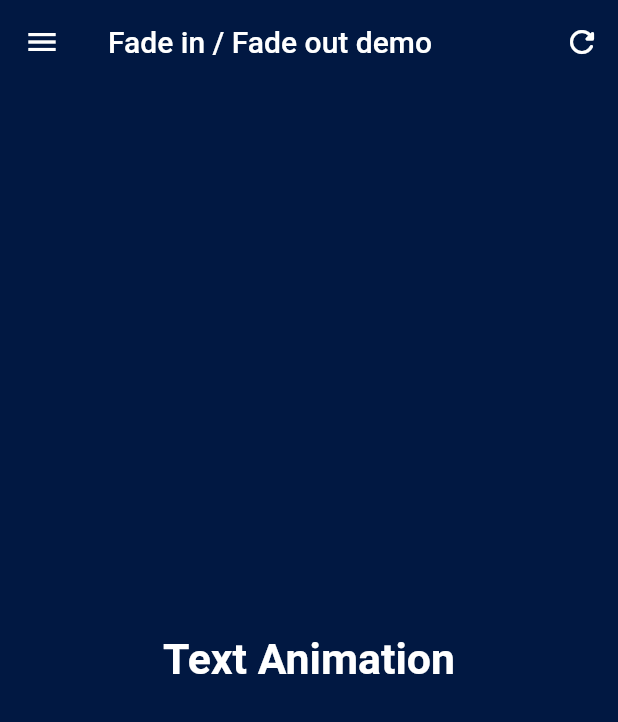
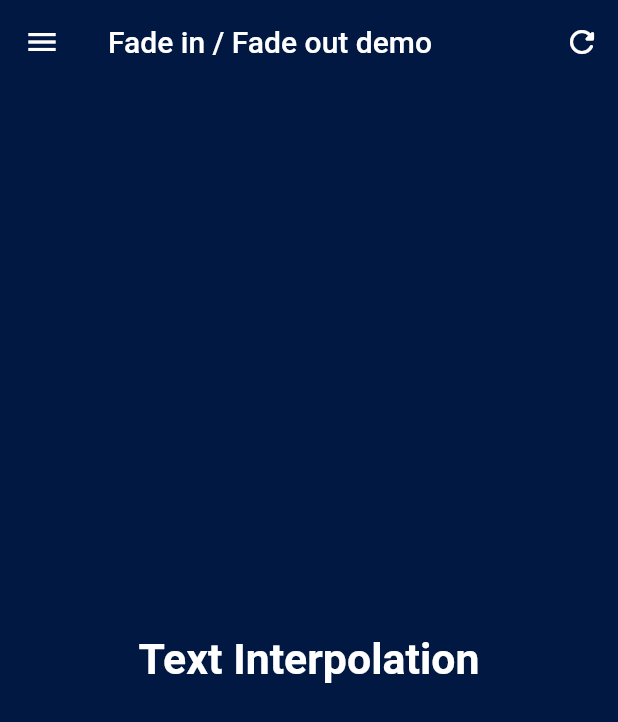
Before and after one commit to dev1abhi/Flutter-Animations, a Flutter app: the text_interpolation screen opened directly, on a phone screen of 412 x 824 dp. Shown: the top 722 px of the screen. Run offline on Flutter 3.47's test engine with Material 2 defaults, Android fonts, the phone set to English and light mode, and no system bars; our stand-ins replace animated_flip_counter, animated_text_kit, flutter_zoom_drawer, get, google_fonts, lottie.

Commit message:
Changed display text in text interpolation

```diff
--- a/lib/Screens/text_interpolation.dart
+++ b/lib/Screens/text_interpolation.dart
@@ -41,7 +41,7 @@ class _text_interpolation extends State<text_interpolation> {
             tween: Tween<double>(begin: 1.0, end: 30.0),
             duration: const Duration(seconds: 2),
             builder: (BuildContext context, double value, Widget? child) {
-              return Text('Text Animation',
+              return Text('Text Interpolation',
                   style:
                       TextStyle(fontWeight: FontWeight.bold, fontSize: value));
             },
```
